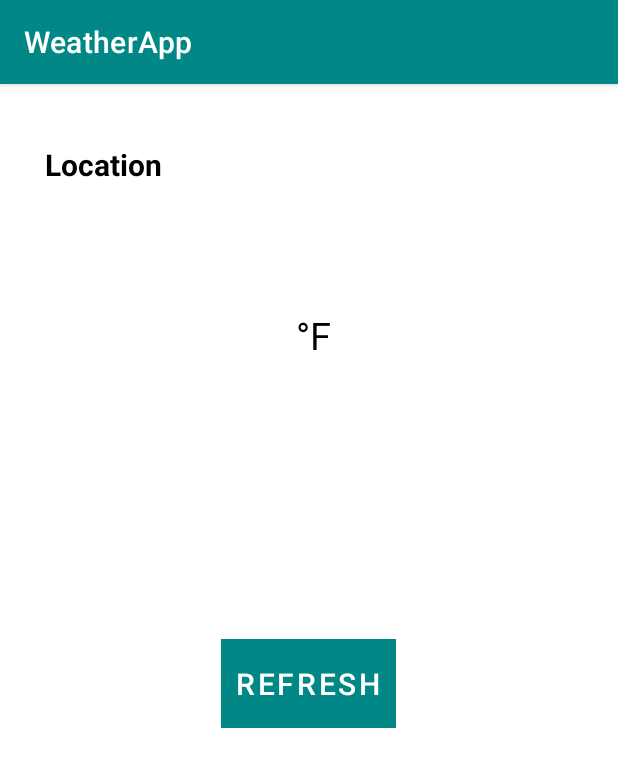
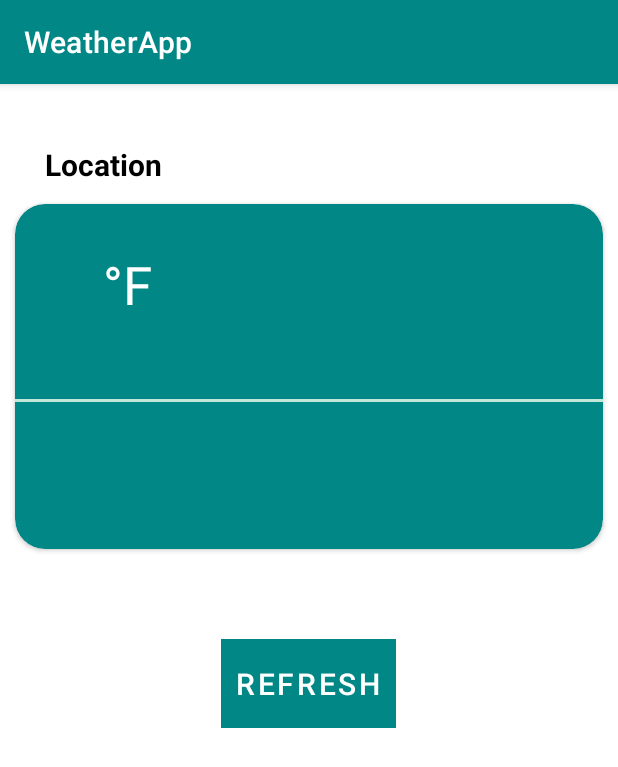
Before and after one commit to paulpetelski/WeatherApp, an Android app: the screen it shows after launch (MainActivity), on a phone screen of 412 x 824 dp. Shown: the top 767 px of the screen. Run offline under Robolectric (Android 15) with nearby library versions, the phone set to English and light mode, and no system bars; our stand-ins replace Volley; Roboto replaces fonts that are not available here.

Commit message:
add card view

```diff
--- a/app/build.gradle
+++ b/app/build.gradle
@@ -39,4 +39,5 @@ dependencies {
 
     implementation 'com.google.android.gms:play-services-location:19.0.1'
     implementation 'com.android.volley:volley:1.2.1'
+    implementation "androidx.cardview:cardview:1.0.0"
 }
--- a/app/src/main/res/layout/activity_main.xml
+++ b/app/src/main/res/layout/activity_main.xml
@@ -1,6 +1,7 @@
 <?xml version="1.0" encoding="utf-8"?>
 <androidx.constraintlayout.widget.ConstraintLayout xmlns:android="http://schemas.android.com/apk/res/android"
     xmlns:app="http://schemas.android.com/apk/res-auto"
+    xmlns:card_view="http://schemas.android.com/apk/res-auto"
     xmlns:tools="http://schemas.android.com/tools"
     android:layout_width="match_parent"
     android:layout_height="match_parent"
@@ -9,19 +10,9 @@
     <RelativeLayout
         android:layout_width="match_parent"
         android:layout_height="match_parent"
+        android:animateLayoutChanges="true"
         android:background="@color/white"
         tools:context=".MainActivity">
-
-        <Button
-            android:id="@+id/button"
-            android:layout_width="wrap_content"
-            android:layout_height="wrap_content"
-            android:layout_marginTop="370dp"
-            android:layout_centerHorizontal="true"
-            android:background="@drawable/button"
-            android:padding="10dp"
-            android:text="Refresh"
-            android:textSize="20dp" />
 
         <TextView
             android:id="@+id/location"
@@ -35,31 +26,62 @@
             android:textColor="@color/black"
             android:textSize="20dp"
             android:textStyle="bold"
-            android:text="Location"
+            android:text="Location" />
+
+        <Button
+            android:id="@+id/button"
+            android:layout_width="wrap_content"
+            android:layout_height="wrap_content"
+            android:layout_marginTop="370dp"
+            android:layout_centerHorizontal="true"
+            android:background="@drawable/button"
+            android:padding="10dp"
+            android:text="Refresh"
+            android:textSize="20dp"
+            android:clickable="true"
+            android:foreground="?android:attr/selectableItemBackground"
             />
+
+        <androidx.cardview.widget.CardView
+            android:layout_width="500dp"
+            android:layout_height="230dp"
+            android:layout_gravity="center"
+            card_view:cardCornerRadius="20dp"
+            app:cardBackgroundColor="@color/teal_700"
+            app:cardMaxElevation="12dp"
+            android:layout_marginTop="80dp"
+            android:layout_marginStart="10dp"
+            android:layout_marginEnd="10dp"
+            android:clickable="true"
+            android:foreground="?android:attr/selectableItemBackground">
 
             <TextView
                 android:id="@+id/temp"
                 android:layout_width="wrap_content"
                 android:layout_height="wrap_content"
-            android:layout_centerHorizontal="true"
-            android:layout_marginStart="80dp"
-            android:layout_marginTop="150dp"
+                android:layout_marginStart="50dp"
+                android:layout_marginTop="30dp"
                 android:fontFamily="@font/fira_mono"
-            android:textColor="@color/black"
-            android:textSize="25dp"
+                android:textColor="@color/white"
+                android:textSize="35dp"
                 android:text=" °F"
+                />
 
-            />
+            <View
+                android:layout_marginTop="130dp"
+                android:layout_width="match_parent"
+                android:layout_height="2dp"
+                android:background="#C2E7D9" />
 
             <ImageView
                 android:id="@+id/sunny"
                 android:visibility="invisible"
-            android:layout_width="wrap_content"
-            android:layout_height="wrap_content"
+                android:layout_width="75dp"
+                android:layout_height="75dp"
                 android:src="@drawable/sunny"
                 android:layout_centerHorizontal="true"
-            android:layout_marginTop="220dp"
+                android:layout_marginTop="30dp"
+                android:layout_marginStart="250dp"
                 />
 
             <ImageView
@@ -71,6 +93,13 @@
                 android:layout_centerHorizontal="true"
                 android:layout_marginTop="220dp"
                 />
+
+
+        </androidx.cardview.widget.CardView>
+
+
+
     </RelativeLayout>
 
+
 </androidx.constraintlayout.widget.ConstraintLayout>
```
Also changed, not shown: 2 other files. Lines whose indentation alone changed are shown as unchanged.
